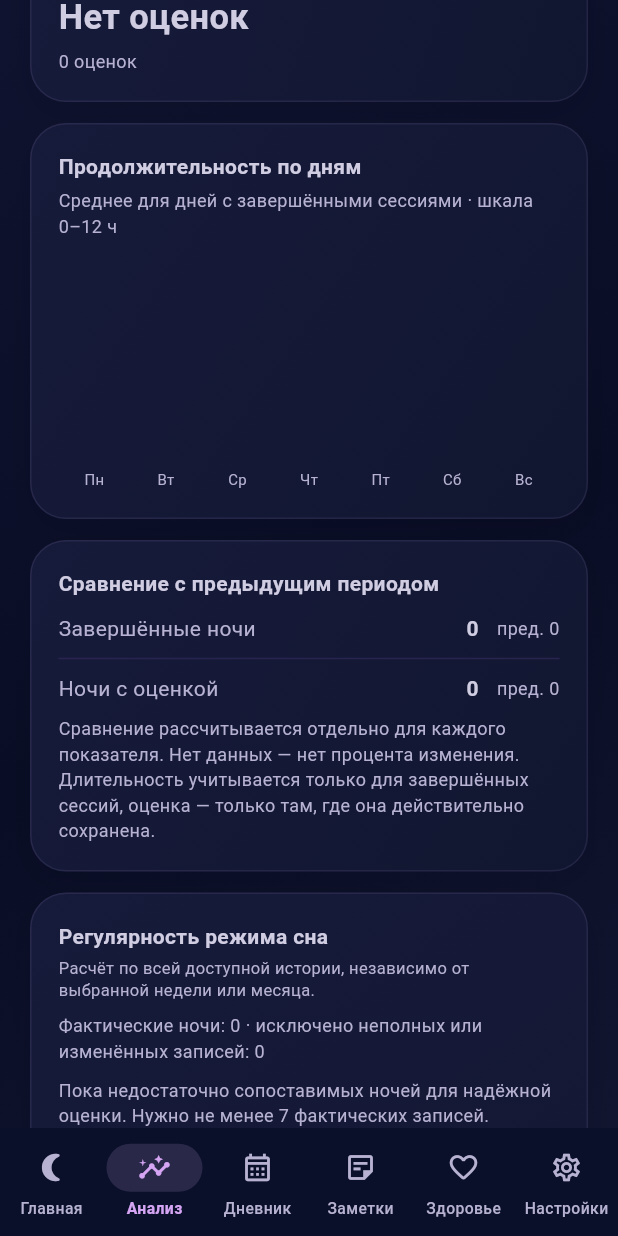
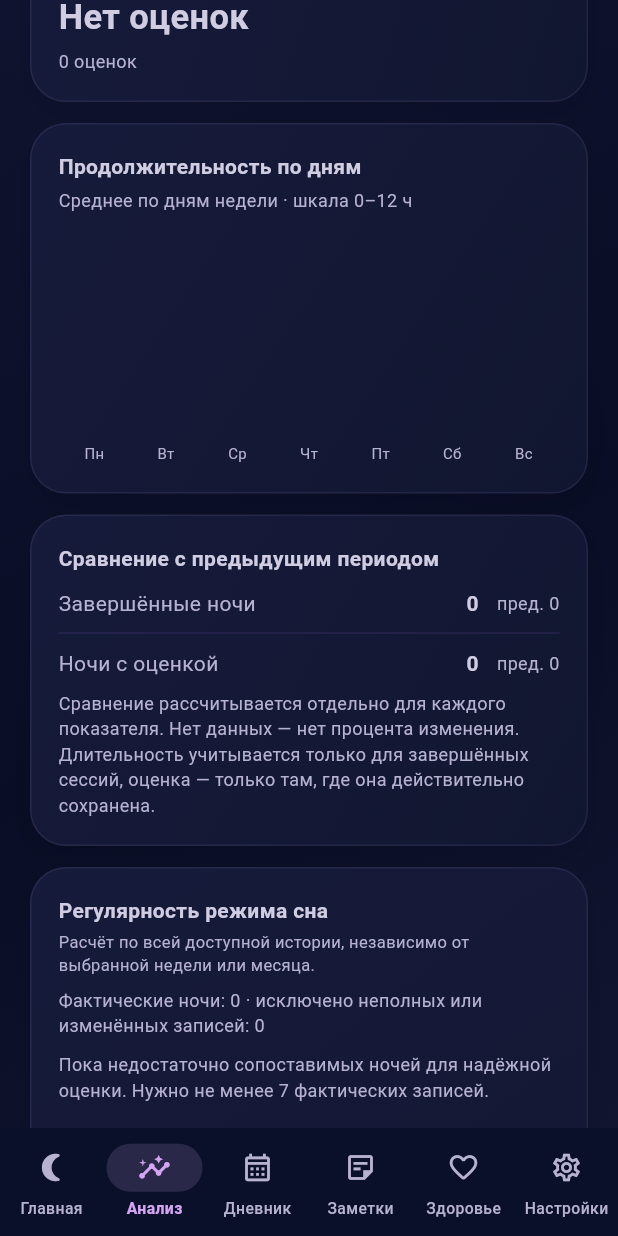
Before and after one commit to zhyrinak1992/Sleep-tracker, a Flutter app: the screen it shows after launch, item 2 of the bottom bar chosen, scrolled down 576 dp, on a phone screen of 412 x 824 dp. Run offline on Flutter 3.47's test engine with Material 3 defaults, Android fonts, the phone set to English and light mode, and no system bars; our stand-ins replace audioplayers, file_picker, flutter_local_notifications, flutter_secure_storage, local_auth, share_plus and 3 more; missing offline and left inert: cryptography, disk_usage, flutter_local_timezone, health, record; accounts and stored records are empty; statements that could not run were skipped.

Commit message:
Expose annual view in sleep analysis

```diff
--- a/lib/features/analysis/analysis_screen.dart
+++ b/lib/features/analysis/analysis_screen.dart
@@ -55,11 +55,15 @@ class _AnalysisScreenState extends State<AnalysisScreen> {
 
   DateTime _bucketStart(DateTime periodStart, int index) {
     if (_period == AnalysisPeriod.week) return periodStart.add(Duration(days: index));
-    return DateTime(periodStart.year, periodStart.month, index * 7 + 1);
+    if (_period == AnalysisPeriod.month) {
+      return DateTime(periodStart.year, periodStart.month, index * 7 + 1);
+    }
+    return DateTime(periodStart.year, index + 1);
   }
 
   DateTime _bucketEnd(DateTime periodStart, int index) {
     if (_period == AnalysisPeriod.week) return periodStart.add(Duration(days: index + 1));
+    if (_period == AnalysisPeriod.year) return DateTime(periodStart.year, index + 2);
     final next = DateTime(periodStart.year, periodStart.month, (index + 1) * 7 + 1);
     final monthEnd = DateTime(periodStart.year, periodStart.month + 1);
     return next.isBefore(monthEnd) ? next : monthEnd;
@@ -112,7 +116,9 @@ class _AnalysisScreenState extends State<AnalysisScreen> {
       builder: (dialogContext) => AlertDialog(
         title: Text(_period == AnalysisPeriod.week
           ? DateFormat('EEEE, d MMMM', 'ru').format(currentFrom)
-          : 'Неделя ${index + 1} месяца'),
+          : _period == AnalysisPeriod.month
+              ? 'Неделя ${index + 1} месяца'
+              : DateFormat('LLLL yyyy', 'ru').format(currentFrom)),
         content: SingleChildScrollView(child: Column(
           crossAxisAlignment: CrossAxisAlignment.start,
           mainAxisSize: MainAxisSize.min,
@@ -140,6 +146,7 @@ class _AnalysisScreenState extends State<AnalysisScreen> {
       final end = start.add(const Duration(days: 6));
       return '${DateFormat('d MMM', 'ru').format(start)} — ${DateFormat('d MMM', 'ru').format(end)}';
     }
+    if (_period == AnalysisPeriod.year) return start.year.toString();
     return DateFormat('LLLL yyyy', 'ru').format(start);
   }
 
@@ -188,6 +195,7 @@ class _AnalysisScreenState extends State<AnalysisScreen> {
             segments: const [
               ButtonSegment(value: AnalysisPeriod.week, label: Text('Неделя')),
               ButtonSegment(value: AnalysisPeriod.month, label: Text('Месяц')),
+              ButtonSegment(value: AnalysisPeriod.year, label: Text('Год')),
             ],
             selected: {_period},
             onSelectionChanged: (value) => setState(() {
@@ -229,9 +237,23 @@ class _AnalysisScreenState extends State<AnalysisScreen> {
             ),
             const SizedBox(height: 14),
             SectionCard(child: Column(crossAxisAlignment: CrossAxisAlignment.start, children: [
-              const Text('Продолжительность по дням', style: TextStyle(fontWeight: FontWeight.w600)),
+              Text(
+                _period == AnalysisPeriod.year
+                    ? 'Продолжительность по месяцам'
+                    : _period == AnalysisPeriod.month
+                        ? 'Продолжительность по неделям'
+                        : 'Продолжительность по дням',
+                style: const TextStyle(fontWeight: FontWeight.w600),
+              ),
               const SizedBox(height: 4),
-              const Text('Среднее для дней с завершёнными сессиями · шкала 0–12 ч', style: TextStyle(color: AppTheme.muted, fontSize: 12)),
+              Text(
+                _period == AnalysisPeriod.year
+                    ? 'Среднее за каждый календарный месяц · шкала 0–12 ч'
+                    : _period == AnalysisPeriod.month
+                        ? 'Среднее по неделям месяца · шкала 0–12 ч'
+                        : 'Среднее по дням недели · шкала 0–12 ч',
+                style: const TextStyle(color: AppTheme.muted, fontSize: 12),
+              ),
               const SizedBox(height: 18),
               SizedBox(height: 150, child: _DurationChart(values: chart, period: _period, onTap: (index) => _showChartDetails(context, all, start, previousStart, index))),
             ])),
@@ -375,9 +397,11 @@ class _DurationChart extends StatelessWidget {
   final ValueChanged<int> onTap;
   @override
   Widget build(BuildContext context) {
-    final labels = period == AnalysisPeriod.week
-        ? const ['Пн', 'Вт', 'Ср', 'Чт', 'Пт', 'Сб', 'Вс']
-        : List.generate(5, (i) => '${i + 1} нед.');
+    final labels = switch (period) {
+      AnalysisPeriod.week => const ['Пн', 'Вт', 'Ср', 'Чт', 'Пт', 'Сб', 'Вс'],
+      AnalysisPeriod.month => List.generate(5, (i) => '${i + 1} нед.'),
+      AnalysisPeriod.year => const ['Ян', 'Фев', 'Мар', 'Апр', 'Май', 'Июн', 'Июл', 'Авг', 'Сен', 'Окт', 'Ноя', 'Дек'],
+    };
     const maxValue = 720.0; // Единая шкала 0–12 часов для сопоставимости периодов.
     return Row(crossAxisAlignment: CrossAxisAlignment.end, children: List.generate(values.length, (i) {
       final value = values[i];
```
